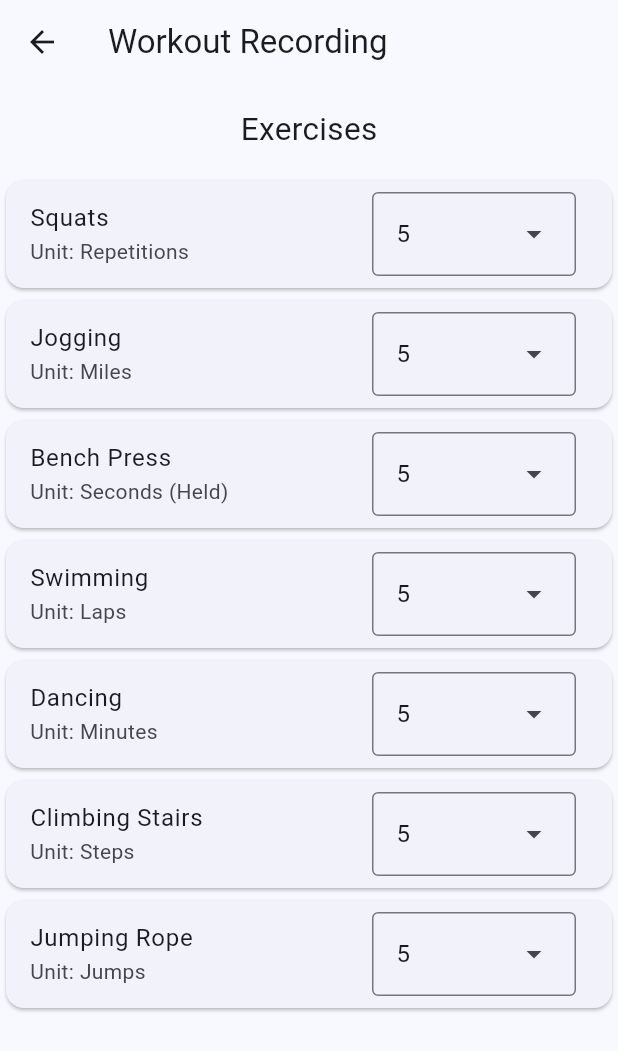
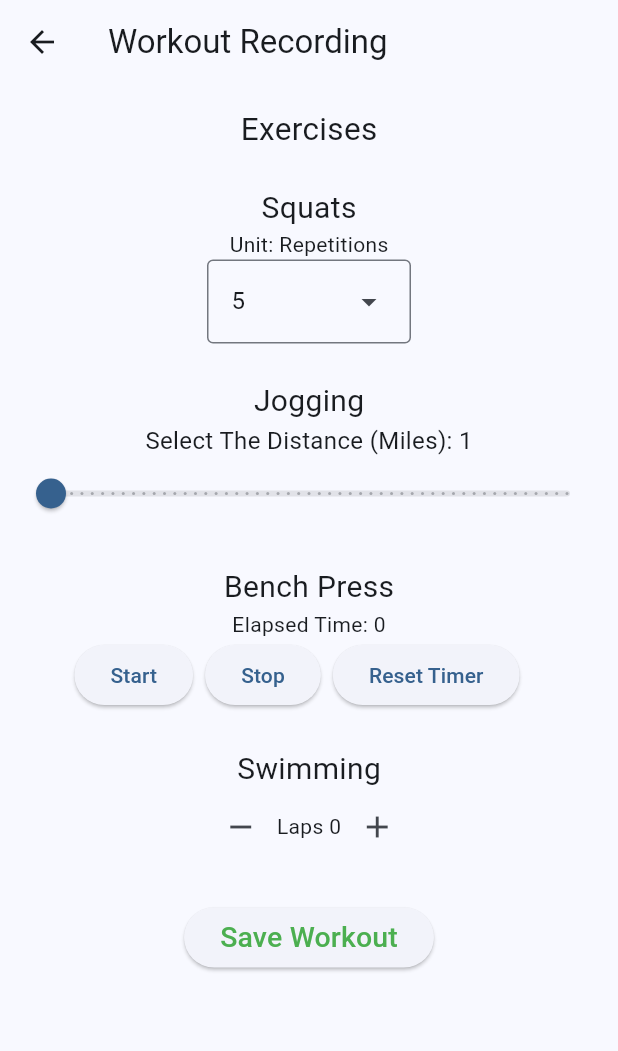
Before and after one commit to esousasilva/Eduardo-Mobile-App-CPSC-5250, a Flutter app: the screen it shows after launch, after a tap on "Start New Workout", on a phone screen of 412 x 824 dp. Shown: the top 1051 px of the screen. Run offline on Flutter 3.47's test engine with Material 3 defaults, Android fonts, the phone set to English and light mode, and no system bars.

Commit message:
Added more files for HM 2

```diff
--- a/lib/model/exercise.dart
+++ b/lib/model/exercise.dart
@@ -1,7 +1,18 @@
 class Exercise {
   final String name;
   final int target_output;
-  final String unit;
+  final ExerciseType unit;
 
   const Exercise(this.name, this.target_output, this.unit);
 }
+
+enum ExerciseType {
+  seconds('Seconds'),
+  repetitions('Repetitions'),
+  miles('Miles'),
+  laps('Laps'),
+  jumps('Jumps');
+
+  const ExerciseType(this.label);
+  final String label;
+}
--- a/lib/model/workout_plan.dart
+++ b/lib/model/workout_plan.dart
@@ -3,13 +3,10 @@ import 'exercise.dart';
 class WorkoutPlan{
   final String workoutName;
   final List<Exercise> exercises = [
-    Exercise('Squats', 0, 'Repetitions'),
-    Exercise('Jogging', 0, 'Miles'),
-    Exercise('Bench Press', 0, 'Seconds (Held)'),
-    Exercise('Swimming', 0, 'Laps'),
-    Exercise('Dancing', 0, 'Minutes'),
-    Exercise('Climbing Stairs', 0, 'Steps'),
-    Exercise('Jumping Rope', 0, 'Jumps')
+    Exercise('Squats', 0, ExerciseType.repetitions),
+    Exercise('Jogging', 0, ExerciseType.miles),
+    Exercise('Bench Press', 0, ExerciseType.seconds),
+    Exercise('Swimming', 0, ExerciseType.laps),
   ];
 
   WorkoutPlan(this.workoutName);
--- /dev/null
+++ b/lib/pages/miles_record_widget.dart
@@ -0,0 +1,39 @@
+import 'package:flutter/cupertino.dart';
+import 'package:flutter/material.dart';
+
+class MilesRecordWidget extends StatefulWidget {
+  final Function(double) onValueChanged;
+  const MilesRecordWidget({super.key, required this.onValueChanged});
+
+  @override
+  State<MilesRecordWidget> createState() => _MilesRecordWidgetState();
+}
+
+class _MilesRecordWidgetState extends State<MilesRecordWidget> {
+  double _currentMiles = 1;
+
+  @override
+  Widget build(BuildContext context) {
+    return Column(
+      mainAxisSize: MainAxisSize.min,
+      children: [
+        Text('Select The Distance (Miles): ${_currentMiles.toInt()}',
+        style: const TextStyle(fontSize: 16)
+        ),
+        Slider(
+          value: _currentMiles,
+          min: 1,
+          max: 50,
+          divisions: 50,
+          label: _currentMiles.toInt().toString(),
+          onChanged: (double value) {
+            setState(() {
+              _currentMiles = value;
+            });
+            widget.onValueChanged(_currentMiles);
+          },
+        )
+      ],
+    );
+  }
+}
--- /dev/null
+++ b/lib/pages/repetitions_record_widget.dart
@@ -0,0 +1,47 @@
+import 'package:flutter/cupertino.dart';
+import 'package:flutter/material.dart';
+
+enum RepetitionUnitValues{
+  five('5', 5),
+  ten('10', 10),
+  fifteen('15', 15),
+  twenty('20', 20),
+  twentyFive('25', 25),
+  thirty('30', 30);
+
+  const RepetitionUnitValues(this.label, this.unit);
+  final String label;
+  final int unit;
+}
+
+class RepetitionsRecordWidget extends StatefulWidget {
+  const RepetitionsRecordWidget({super.key});
+
+  @override
+  State<RepetitionsRecordWidget> createState() => _RepetitionsRecordWidgetState();
+}
+
+class _RepetitionsRecordWidgetState extends State<RepetitionsRecordWidget> {
+  final TextEditingController repetitionUnitController = TextEditingController();
+  int? repetitionUnitSelected;
+
+  @override
+  Widget build(BuildContext context) {
+    return Column(
+      mainAxisAlignment: MainAxisAlignment.center, // Centers the dropdown
+      children: [
+        Text('Unit: Repetitions'),
+        DropdownMenu(
+          controller: repetitionUnitController,
+          initialSelection: RepetitionUnitValues.five.label,
+          dropdownMenuEntries: RepetitionUnitValues.values
+              .map((unit) => DropdownMenuEntry(value: unit.label, label: unit.label))
+              .toList(),
+          onSelected: (value) {
+            repetitionUnitController.text = value!;
+          },
+        ),
+      ],
+    );
+  }
+}
--- /dev/null
+++ b/lib/pages/seconds_record_widget.dart
@@ -0,0 +1,91 @@
+import 'dart:async';
+
+import 'package:flutter/cupertino.dart';
+import 'package:flutter/material.dart';
+
+class SecondsRecordWidget extends StatefulWidget {
+  const SecondsRecordWidget({super.key});
+
+  @override
+  State<SecondsRecordWidget> createState() => _SecondsRecordWidgetState();
+}
+
+class _SecondsRecordWidgetState extends State<SecondsRecordWidget> {
+  final Stopwatch chronometer = Stopwatch();
+  Duration elapsed = Duration.zero;
+  Timer? _timer;
+
+  @override
+  void initState() {
+    super.initState();
+    _timer = Timer.periodic(const Duration(microseconds: 100), (timer) {
+      if(chronometer.isRunning) {
+        setState(() {
+          elapsed = chronometer.elapsed;
+        });
+      }
+    });
+  }
+
+  @override
+  void dispose() {
+    _timer?.cancel();
+    super.dispose();
+  }
+
+  void _startTime(){
+    setState(() {
+      if(!chronometer.isRunning){
+        chronometer.reset();
+        chronometer.start();
+      }
+    });
+
+  }
+
+  void _stopTimer() {
+    setState(() {
+      chronometer.stop();
+      elapsed = chronometer.elapsed;
+    });
+  }
+
+  void _resetTimer() {
+    setState(() {
+      if(!chronometer.isRunning){
+        chronometer.reset();
+        elapsed = Duration.zero;
+      }
+    });
+  }
+
+
+  @override
+  Widget build(BuildContext context) {
+    return Column(
+      children: [
+        Text ('Elapsed Time: ${elapsed.inSeconds}'),
+        Row(
+          mainAxisSize: MainAxisSize.min,
+          children: [
+            ElevatedButton(
+              onPressed: _startTime,
+              child: const Text('Start'),
+            ),
+            const SizedBox(width: 8),
+            ElevatedButton(
+                onPressed: _stopTimer,
+                child: const Text('Stop')
+            ),
+            const SizedBox(width: 8),
+            ElevatedButton(
+                onPressed: _resetTimer,
+                child: const Text('Reset Timer')
+            ),
+            const SizedBox(width: 16),
+          ],
+        ),
+      ],
+    );
+  }
+}
--- a/lib/pages/workout_history_page.dart
+++ b/lib/pages/workout_history_page.dart
@@ -5,8 +5,15 @@ import 'package:eduardo_personal_app/model/workout.dart';
 import 'package:eduardo_personal_app/pages/workout_details.dart';
 import 'package:eduardo_personal_app/model/sample_data.dart';
 
-class WorkoutHistoryPage extends StatelessWidget {
+class WorkoutHistoryPage extends StatefulWidget {
   const WorkoutHistoryPage({super.key});
+
+  @override
+  State<WorkoutHistoryPage> createState() => _WorkoutHistoryPageState();
+}
+
+
+class _WorkoutHistoryPageState extends State<WorkoutHistoryPage> {
 
   @override
   Widget build(BuildContext context) {
@@ -25,11 +32,11 @@ class WorkoutHistoryPage extends StatelessWidget {
             Padding(
               padding: EdgeInsets.symmetric(horizontal: 8.0),
               child: ElevatedButton(
-                onPressed: () {
-                  Navigator.of(context).push(
-                    MaterialPageRoute(
-                        builder: (context) => const WorkoutRecordingPage())
+                onPressed: () async {
+                  await Navigator.of(context).push(
+                    MaterialPageRoute(builder: (context) => const WorkoutRecordingPage()),
                   );
+                  setState(() {}); // Refresh the list after returning
                 },
                 style: ElevatedButton.styleFrom(
                   padding: EdgeInsets.symmetric(vertical: 15),
@@ -61,7 +68,6 @@ class WorkoutHistoryPage extends StatelessWidget {
   }
 }
 
-
 class _WorkoutListItem extends StatelessWidget {
   final Workout workout;
   final DateTime dateTime;
--- a/lib/pages/workout_recording_page.dart
+++ b/lib/pages/workout_recording_page.dart
@@ -1,11 +1,16 @@
 import 'package:eduardo_personal_app/model/exercise.dart';
+import 'package:eduardo_personal_app/model/exercise_result.dart';
 import 'package:eduardo_personal_app/model/sample_data.dart';
+import 'package:eduardo_personal_app/pages/laps_record_widget.dart';
+import 'package:eduardo_personal_app/pages/miles_record_widget.dart';
+import 'package:eduardo_personal_app/pages/repetitions_record_widget.dart';
+import 'package:eduardo_personal_app/pages/seconds_record_widget.dart';
 import 'package:flutter/cupertino.dart';
 import 'package:flutter/material.dart';
 import 'package:eduardo_personal_app/model/workout_plan.dart';
+import '../model/workout.dart';
 
-
-enum RepetitionUnitValues{
+enum RepetitionUnitValues {
   five('5', 5),
   ten('10', 10),
   fifteen('15', 15),
@@ -18,7 +23,7 @@ enum RepetitionUnitValues{
   final int unit;
 }
 
-class WorkoutRecordingPage extends StatefulWidget{
+class WorkoutRecordingPage extends StatefulWidget {
   const WorkoutRecordingPage({super.key});
 
   @override
@@ -27,11 +32,12 @@ class WorkoutRecordingPage extends StatefulWidget{
 
 class _WorkoutRecordingPageState extends State<WorkoutRecordingPage> {
   final TextEditingController repetitionUnitController = TextEditingController();
-  int? repetitionUnitSelected;
+  List<_WorkoutRecordingItemState> workoutItemStates = [];
 
   @override
   Widget build(BuildContext context) {
     final workoutExercises = WorkoutPlan('Workout1Default');
+
     return Scaffold(
       appBar: AppBar(
         title: Text('Workout Recording'),
@@ -42,44 +48,124 @@ class _WorkoutRecordingPageState extends State<WorkoutRecordingPage> {
           mainAxisAlignment: MainAxisAlignment.center,
           children: [
             SizedBox(height: 15),
-              Text('Exercises',
-              style: TextStyle(fontSize: 21)),
+            Text('Exercises', style: TextStyle(fontSize: 21)),
             SizedBox(height: 15),
             ListView.builder(
               shrinkWrap: true,
+              physics: NeverScrollableScrollPhysics(),
               itemCount: workoutExercises.exercises.length,
-                  itemBuilder: (context, index) => _WorkoutRecordingPage(workoutExercises.exercises[index], repetitionUnitController, repetitionUnitSelected))
-            ],
+              itemBuilder: (context, index) {
+                final item = WorkoutRecordingItem(
+                  exercise: workoutExercises.exercises[index],
+                  onStateCreated: (state) => workoutItemStates.add(state),
+                );
+                return item;
+              },
+            ),
+            SizedBox(height: 10),
+            ElevatedButton(
+              onPressed: () {
+                // Collect final values from each WorkoutRecordingItem state
+                List<ExerciseResult> exerciseResults = workoutItemStates
+                    .map((state) => state.getExerciseResult())
+                    .toList();
+
+                // Save the collected exercise results
+                final newWorkout = Workout(
+                  'Custom Workout',
+                  exerciseResults,
+                  DateTime.now(),
+                );
+
+                sampleData.add(newWorkout);
+                Navigator.of(context).pop();
+              },
+              child: Text(
+                'Save Workout',
+                style: TextStyle(fontSize: 19, color: Colors.green),
               ),
             )
-    );
-  }
-}
-
-class _WorkoutRecordingPage extends StatelessWidget {
-  final TextEditingController repetitionUnitController;
-  final int? repetitionUnitSelected;
-
-  final Exercise exercise;
-  const _WorkoutRecordingPage(this.exercise, this.repetitionUnitController, this.repetitionUnitSelected);
-
-  @override
-  Widget build(BuildContext context) {
-    return Card(
-      child: ListTile(
-        title: Text(exercise.name),
-        subtitle: Text('Unit: ${exercise.unit}'),
-        trailing: DropdownMenu(
-        controller: repetitionUnitController,
-        initialSelection: RepetitionUnitValues.five.label,
-        dropdownMenuEntries: RepetitionUnitValues.values
-            .map((unit) => DropdownMenuEntry(value: unit.label, label: unit.label))
-            .toList(),
-        onSelected: (value) {
-          repetitionUnitController.text = value!;
-        },
+          ],
         ),
       ),
     );
   }
 }
+
+class WorkoutRecordingItem extends StatefulWidget {
+  final Exercise exercise;
+  final Function(_WorkoutRecordingItemState) onStateCreated;
+
+  const WorkoutRecordingItem({
+    required this.exercise,
+    required this.onStateCreated,
+    super.key,
+  });
+
+  @override
+  State<WorkoutRecordingItem> createState() {
+    final state = _WorkoutRecordingItemState();
+    onStateCreated(state);
+    return state;
+  }
+}
+
+class _WorkoutRecordingItemState extends State<WorkoutRecordingItem> {
+  int actuallyAchievedOutput = 0; // Stores the last slider value
+
+  void updateValue(int value) {
+    setState(() {
+      actuallyAchievedOutput = value; // Store the last changed value
+    });
+  }
+
+  // Provide a method to retrieve the saved value
+  ExerciseResult getExerciseResult() {
+    return ExerciseResult(widget.exercise, actuallyAchievedOutput);
+  }
+
+  @override
+  Widget build(BuildContext context) {
+    Widget selectedWidget;
+
+    switch (widget.exercise.unit.label) {
+      case 'Seconds':
+        selectedWidget = SecondsRecordWidget(
+          //onValueChanged: (value) => updateValue(value.toInt()),
+        );
+        break;
+      case 'Repetitions':
+        selectedWidget = RepetitionsRecordWidget(
+          //onValueChanged: (value) => updateValue(value.toInt()),
+        );
+        break;
+      case 'Laps':
+        selectedWidget = LapsRecordWidget(
+          //onValueChanged: (value) => updateValue(value.toInt()),
+        );
+        break;
+      case 'Miles':
+        selectedWidget = MilesRecordWidget(
+          onValueChanged: (value) => updateValue(value.toInt()),
+        );
+        break;
+      default:
+        selectedWidget = SecondsRecordWidget();
+    }
+
+    return Padding(
+      padding: const EdgeInsets.all(8.0),
+      child: Column(
+        mainAxisSize: MainAxisSize.min,
+        children: [
+          Text(
+            widget.exercise.name,
+            style: TextStyle(fontSize: 20),
+          ),
+          selectedWidget,
+          SizedBox(height: 8.0),
+        ],
+      ),
+    );
+  }
+}
```
Also changed, not shown: lib/model/sample_data.dart (+1 -31 lines), lib/pages/workout_details.dart (+3 -13 lines). Lines whose indentation alone changed are shown as unchanged.
